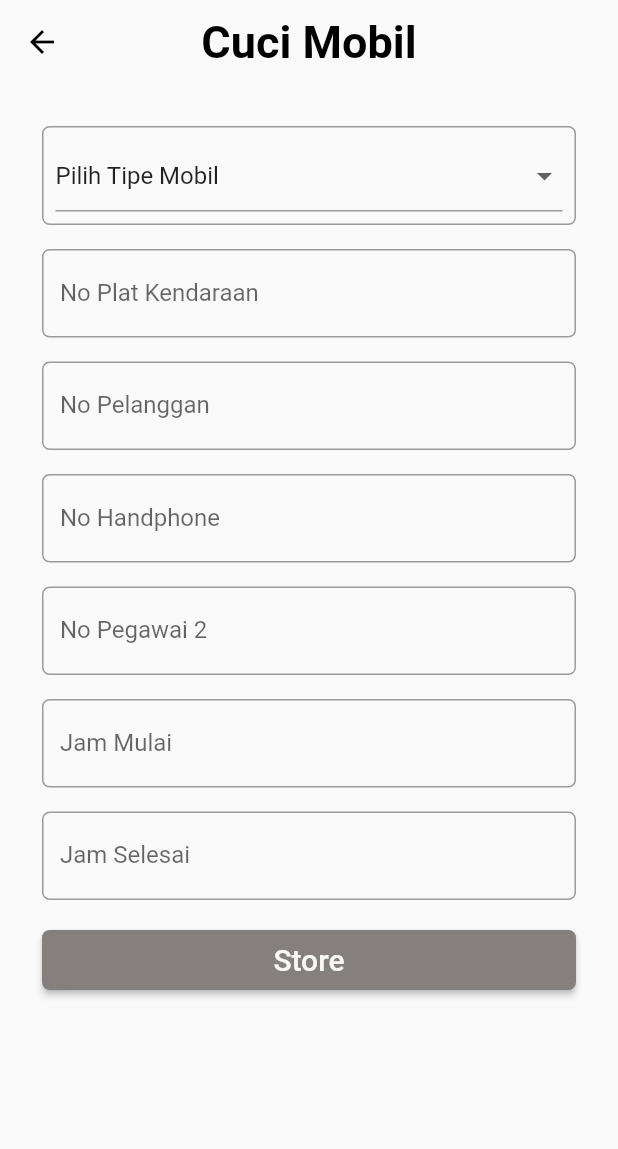
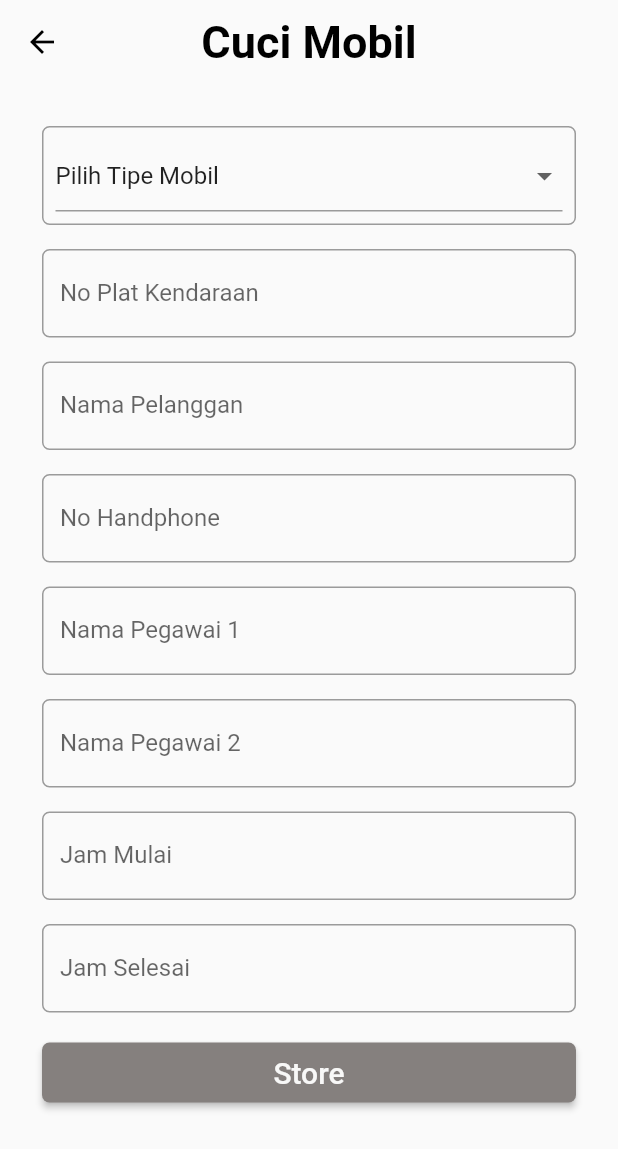
Before and after one commit to iqbalwaldan/sistem_layanan_pencucian, a Flutter app: the halamanMobil screen opened directly, on a phone screen of 412 x 824 dp. Shown: the top 1149 px of the screen. Run offline on Flutter 3.47's test engine with Material 2 defaults, Android fonts, the phone set to English and light mode, and no system bars; our stand-ins replace google_fonts.

Commit message:
halaman_mobil

```diff
--- a/lib/halaman_mobil.dart
+++ b/lib/halaman_mobil.dart
@@ -101,13 +101,13 @@ class _halamanMobil extends State<halamanMobil> {
                 margin: const EdgeInsets.all(8.0),
                 child: TextFormField(
                   decoration: InputDecoration(
-                    labelText: "No Pelanggan",
+                    labelText: "Nama Pelanggan",
                     border: OutlineInputBorder(
                         borderRadius: BorderRadius.circular(5.0)),
                   ),
                   validator: (value) {
                     if (value!.isEmpty) {
-                      return 'No Pelanggan tidak boleh kosong';
+                      return 'Nama Pelanggan tidak boleh kosong';
                     }
                     return null;
                   },
@@ -135,13 +135,30 @@ class _halamanMobil extends State<halamanMobil> {
                 margin: const EdgeInsets.all(8.0),
                 child: TextFormField(
                   decoration: InputDecoration(
-                    labelText: "No Pegawai 2",
+                    labelText: "Nama Pegawai 1",
                     border: OutlineInputBorder(
                         borderRadius: BorderRadius.circular(5.0)),
                   ),
                   validator: (value) {
                     if (value!.isEmpty) {
-                      return 'No Pegawai tidak boleh kosong';
+                      return 'Nama Pegawai tidak boleh kosong';
+                    }
+                    return null;
+                  },
+                ),
+              ),
+              Container(
+                alignment: Alignment.center,
+                margin: const EdgeInsets.all(8.0),
+                child: TextFormField(
+                  decoration: InputDecoration(
+                    labelText: "Nama Pegawai 2",
+                    border: OutlineInputBorder(
+                        borderRadius: BorderRadius.circular(5.0)),
+                  ),
+                  validator: (value) {
+                    if (value!.isEmpty) {
+                      return 'Nama Pegawai tidak boleh kosong';
                     }
                     return null;
                   },
```
